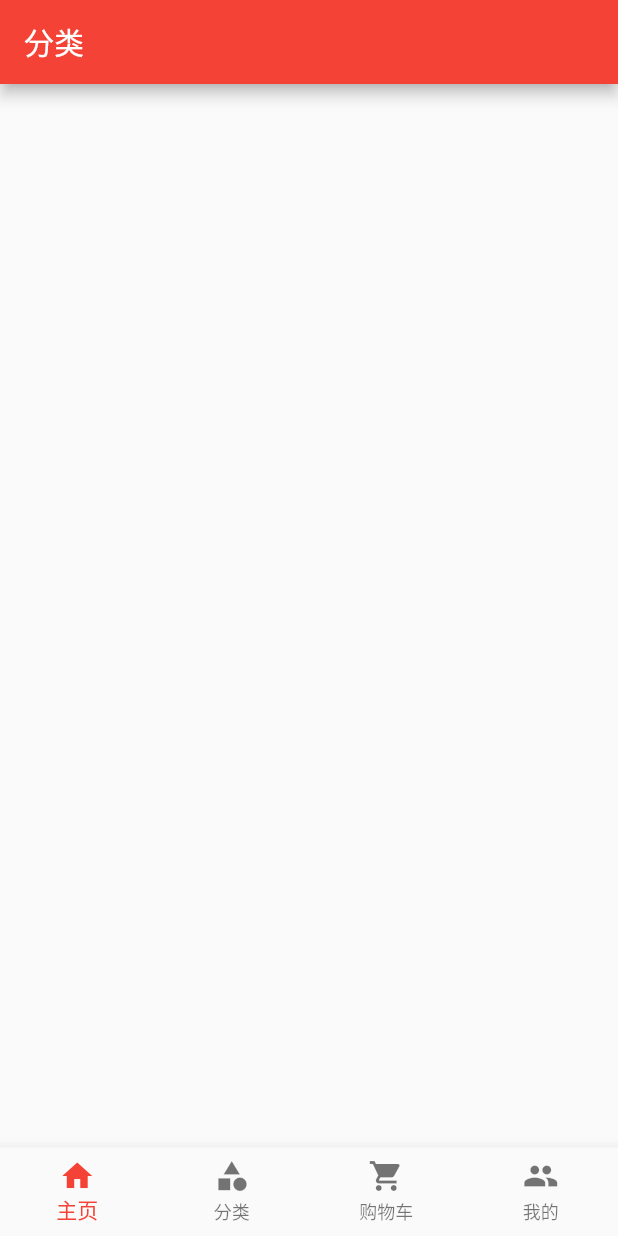
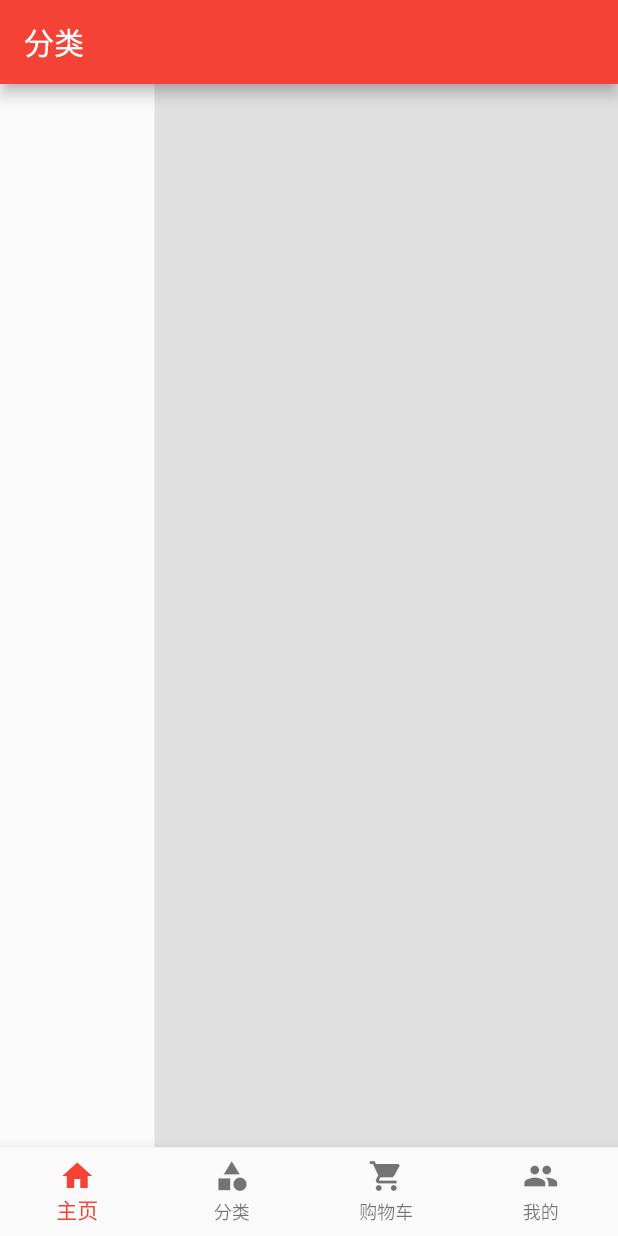
Before and after one commit to wzw19951125/flutter_shop, a Flutter app: the screen it shows after launch, swiped to page 2, on a phone screen of 412 x 824 dp. Run offline on Flutter 3.47's test engine with Material 2 defaults, Android fonts, the phone set to English and light mode, and no system bars; our stand-ins replace cached_network_image, dio, flutter_swiper_null_safety; network calls fail.

Commit message:
分类页面_王子威

```diff
--- /dev/null
+++ b/lib/model/categroy_model.dart
@@ -0,0 +1,54 @@
+class CategoryModel {
+  late List<CategoryItemModel> result;
+
+  CategoryModel(this.result);
+
+  CategoryModel.fromJson(Map<String, dynamic> json) {
+    if (json['result'] != null) {
+      result = [];
+      json['result'].forEach((v) {
+        result.add(new CategoryItemModel.fromJson(v));
+      });
+    }
+  }
+
+  Map<String, dynamic> toJson() {
+    final Map<String, dynamic> data = new Map<String, dynamic>();
+    if (this.result != null) {
+      data['result'] = this.result.map((v) => v.toJson()).toList();
+    }
+    return data;
+  }
+}
+
+class CategoryItemModel {
+  late String sId;
+  late String title;
+  late Object status;
+  late String pic;
+  late String pid;
+  late String sort;
+
+  CategoryItemModel(
+      this.sId, this.title, this.status, this.pic, this.pid, this.sort);
+
+  CategoryItemModel.fromJson(Map<String, dynamic> json) {
+    sId = json['_id'];
+    title = json['title'];
+    status = json['status'];
+    pic = json['pic'];
+    pid = json['pid'];
+    sort = json['sort'];
+  }
+
+  Map<String, dynamic> toJson() {
+    final Map<String, dynamic> data = new Map<String, dynamic>();
+    data['_id'] = this.sId;
+    data['title'] = this.title;
+    data['status'] = this.status;
+    data['pic'] = this.pic;
+    data['pid'] = this.pid;
+    data['sort'] = this.sort;
+    return data;
+  }
+}
--- a/lib/pages/tabs/category_page.dart
+++ b/lib/pages/tabs/category_page.dart
@@ -1,4 +1,8 @@
+import 'package:dio/dio.dart';
 import 'package:flutter/material.dart';
+import 'package:flutter_shop/config/config.dart';
+import 'package:flutter_shop/model/categroy_model.dart';
+import 'package:flutter_shop/widget/cached_image.dart';
 
 class CategoryPage extends StatefulWidget {
   const CategoryPage({Key? key}) : super(key: key);
@@ -7,13 +11,134 @@ class CategoryPage extends StatefulWidget {
   _CategoryPageState createState() => _CategoryPageState();
 }
 
-class _CategoryPageState extends State<CategoryPage> {
+class _CategoryPageState extends State<CategoryPage>
+    with AutomaticKeepAliveClientMixin {
+  int _selectedIndex = 0;
+
+  List<CategoryItemModel> _leftData = [];
+  List<CategoryItemModel> _rightData = [];
+
+  @override
+  void initState() {
+    // TODO: implement initState
+    super.initState();
+    _getLeftData();
+  }
+
   @override
   Widget build(BuildContext context) {
+    super.build(context);
+    var screenWidth = MediaQuery.of(context).size.width;
     return Scaffold(
       appBar: AppBar(
         title: Text("分类"),
       ),
+      body: Container(
+        child: Row(
+          children: [
+            _buildLeft(screenWidth / 4),
+            _buildRight(screenWidth),
+          ],
+        ),
+      ),
     );
   }
+
+  _buildLeft(double width) {
+    return Container(
+      width: width,
+      child: ListView.builder(
+          itemCount: _leftData.length,
+          itemBuilder: (context, index) {
+            return InkWell(
+              onTap: () {
+                setState(() {
+                  _selectedIndex = index;
+                  _getRightData(_leftData[_selectedIndex].sId);
+                });
+              },
+              child: Container(
+                alignment: Alignment.center,
+                padding: EdgeInsets.all(15),
+                child: Text("${_leftData[index].title}"),
+                decoration: BoxDecoration(
+                  color:
+                      _selectedIndex == index ? Colors.grey[300] : Colors.white,
+                  border: Border(
+                    bottom: BorderSide(color: Colors.black),
+                  ),
+                ),
+              ),
+            );
+          }),
+    );
+  }
+
+  void _getLeftData() async {
+    var api = "${Config.DOMAIN}api/pcate";
+    print("left_url:$api");
+
+    var response = await Dio().get(api);
+    var data = CategoryModel.fromJson(response.data);
+
+    setState(() {
+      _leftData = data.result;
+    });
+
+    _getRightData(_leftData[0].sId);
+  }
+
+  void _getRightData(String sId) async {
+    var api = "${Config.DOMAIN}api/pcate?pid=${sId}";
+    print("right_url:$api");
+
+    var response = await Dio().get(api);
+    var data = CategoryModel.fromJson(response.data);
+
+    setState(() {
+      _rightData = data.result;
+    });
+  }
+
+  _buildRight(double screenWidth) {
+    var rightWidth = screenWidth - screenWidth / 4;
+    return Container(
+      color: Colors.grey[300],
+      width: rightWidth,
+      padding: EdgeInsets.all(10),
+      child: GridView.builder(
+          itemCount: _rightData.length,
+          gridDelegate: SliverGridDelegateWithFixedCrossAxisCount(
+              crossAxisCount: 3,
+              childAspectRatio: 1 / 1.35,
+              crossAxisSpacing: 10,
+              mainAxisSpacing: 10),
+          itemBuilder: (context, index) {
+            return Container(
+              width: (rightWidth - 40) / 3,
+              decoration: BoxDecoration(
+                border: Border.all(color: Colors.black26),
+                color: Colors.white,
+              ),
+              child: Column(
+                children: [
+                  AspectRatio(
+                    aspectRatio: 1 / 1,
+                    child: cachedImage(
+                        "${Config.DOMAIN}${_rightData[index].pic.replaceAll("\\", "/")}"),
+                  ),
+                  SizedBox(
+                    height: 10,
+                  ),
+                  Text("${_rightData[index].title}")
+                ],
+              ),
+            );
+          }),
+    );
+  }
+
+  @override
+  // TODO: implement wantKeepAlive
+  bool get wantKeepAlive => true;
 }
```
